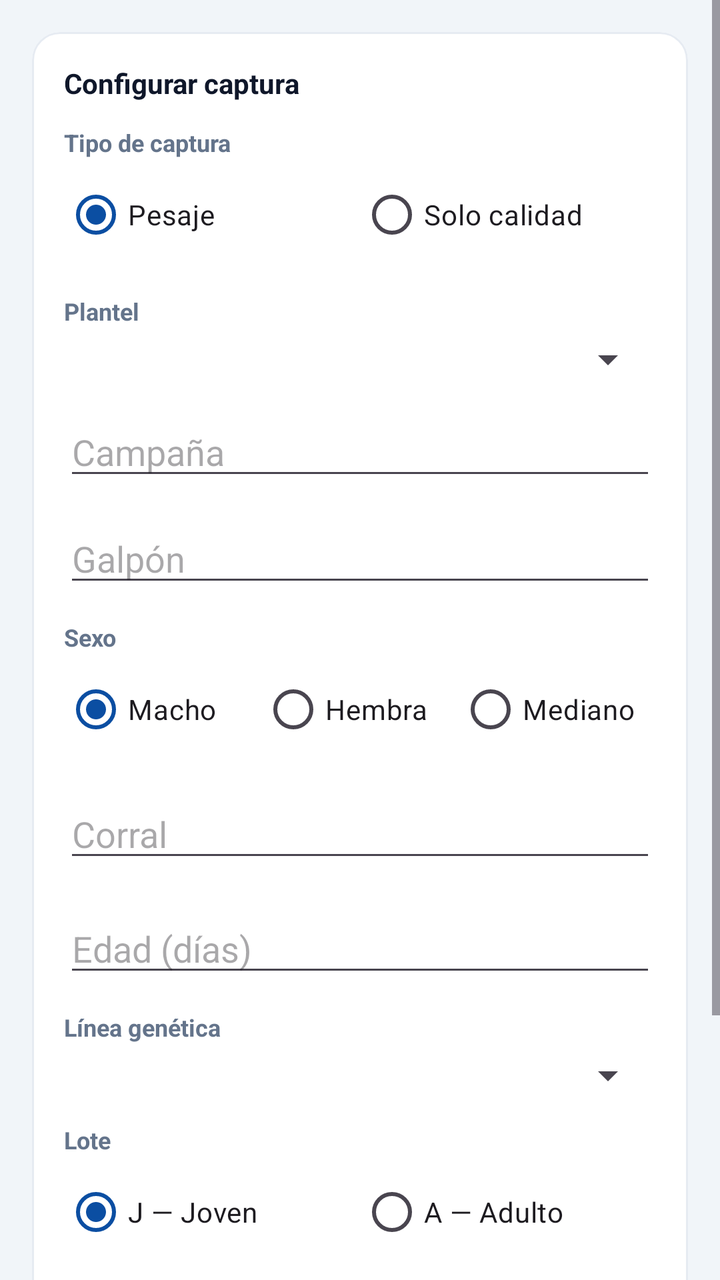
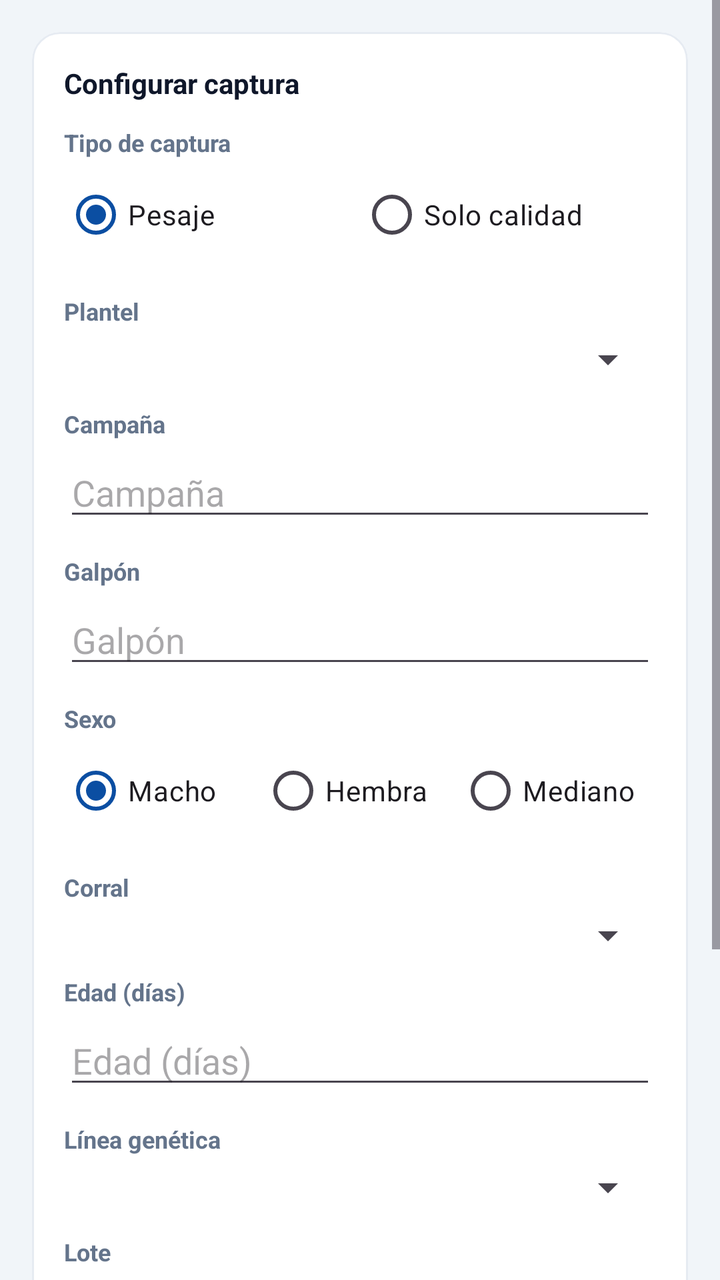

Two renders of the same Android screen: before a commit and after it. Below are the layout's source before the change and the commit's diff.
<!-- AndroidManifest.xml: application theme Theme.BasculaRangerTest -->
<!-- res/layout/fragment_capture_setup.xml -->
<?xml version="1.0" encoding="utf-8"?>
<ScrollView xmlns:android="http://schemas.android.com/apk/res/android"
    android:layout_width="match_parent"
    android:layout_height="match_parent"
    android:background="@color/sf_bg">

    <LinearLayout
        android:layout_width="match_parent"
        android:layout_height="wrap_content"
        android:orientation="vertical"
        android:padding="16dp">

    <com.google.android.material.card.MaterialCardView
        style="@style/SfCard"
        android:layout_width="match_parent"
        android:layout_height="wrap_content">

    <LinearLayout
        android:layout_width="match_parent"
        android:layout_height="wrap_content"
        android:orientation="vertical"
        android:padding="16dp">

        <TextView
            android:layout_width="wrap_content"
            android:layout_height="wrap_content"
            style="@style/SfSectionTitle"
            android:text="@string/title_capture_setup" />

        <TextView
            style="@style/SfFieldLabel"
            android:layout_width="match_parent"
            android:layout_height="wrap_content"
            android:text="@string/label_tipo_captura"
            android:layout_marginBottom="4dp" />

        <RadioGroup
            android:id="@+id/radioGroupModo"
            android:layout_width="match_parent"
            android:layout_height="wrap_content"
            android:orientation="horizontal"
            android:layout_marginBottom="16dp">

            <RadioButton
                android:id="@+id/radioModoPesaje"
                android:layout_width="0dp"
                android:layout_height="wrap_content"
                android:layout_weight="1"
                android:text="@string/modo_pesaje"
                android:checked="true" />

            <RadioButton
                android:id="@+id/radioModoCalidad"
                android:layout_width="0dp"
                android:layout_height="wrap_content"
                android:layout_weight="1"
                android:text="@string/modo_solo_calidad" />
        </RadioGroup>

        <TextView
            style="@style/SfFieldLabel"
            android:layout_width="match_parent"
            android:layout_height="wrap_content"
            android:text="@string/label_plantel" />

        <Spinner
            android:id="@+id/spinnerPlantel"
            android:layout_width="match_parent"
            android:layout_height="wrap_content"
            android:layout_marginBottom="12dp" />

        <EditText
            android:id="@+id/editCampania"
            android:layout_width="match_parent"
            android:layout_height="wrap_content"
            android:hint="@string/label_campania"
            android:layout_marginBottom="12dp" />

        <EditText
            android:id="@+id/editGalpon"
            android:layout_width="match_parent"
            android:layout_height="wrap_content"
            android:hint="@string/label_galpon"
            android:layout_marginBottom="12dp" />

        <TextView
            style="@style/SfFieldLabel"
            android:layout_width="match_parent"
            android:layout_height="wrap_content"
            android:text="@string/label_sexo"
            android:layout_marginBottom="4dp" />

        <RadioGroup
            android:id="@+id/radioGroupCategoria"
            android:layout_width="match_parent"
            android:layout_height="wrap_content"
            android:orientation="horizontal"
            android:layout_marginBottom="16dp">

            <RadioButton
                android:id="@+id/radioMacho"
                android:layout_width="0dp"
                android:layout_height="wrap_content"
                android:layout_weight="1"
                android:text="@string/categoria_macho"
                android:checked="true" />

            <RadioButton
                android:id="@+id/radioHembra"
                android:layout_width="0dp"
                android:layout_height="wrap_content"
                android:layout_weight="1"
                android:text="@string/categoria_hembra" />

            <RadioButton
                android:id="@+id/radioMediano"
                android:layout_width="0dp"
                android:layout_height="wrap_content"
                android:layout_weight="1"
                android:text="@string/categoria_mediano" />
        </RadioGroup>

        <EditText
            android:id="@+id/editCorral"
            android:layout_width="match_parent"
            android:layout_height="wrap_content"
            android:hint="@string/label_corral"
            android:layout_marginBottom="16dp" />

        <EditText
            android:id="@+id/editEdad"
            android:layout_width="match_parent"
            android:layout_height="wrap_content"
            android:hint="@string/label_edad"
            android:inputType="number"
            android:layout_marginBottom="12dp" />

        <TextView
            style="@style/SfFieldLabel"
            android:layout_width="match_parent"
            android:layout_height="wrap_content"
            android:text="@string/label_linea"
            android:layout_marginBottom="4dp" />

        <Spinner
            android:id="@+id/spinnerLinea"
            android:layout_width="match_parent"
            android:layout_height="wrap_content"
            android:layout_marginBottom="12dp" />

        <TextView
            style="@style/SfFieldLabel"
            android:layout_width="match_parent"
            android:layout_height="wrap_content"
            android:text="@string/label_lote"
            android:layout_marginBottom="4dp" />

        <RadioGroup
            android:id="@+id/radioGroupLote"
            android:layout_width="match_parent"
            android:layout_height="wrap_content"
            android:orientation="horizontal"
            android:layout_marginBottom="16dp">

            <RadioButton
                android:id="@+id/radioLoteJ"
                android:layout_width="0dp"
                android:layout_height="wrap_content"
                android:layout_weight="1"
                android:text="@string/lote_j"
                android:checked="true" />

            <RadioButton
                android:id="@+id/radioLoteA"
                android:layout_width="0dp"
                android:layout_height="wrap_content"
                android:layout_weight="1"
                android:text="@string/lote_a" />
        </RadioGroup>

        <TextView
            style="@style/SfFieldLabel"
            android:layout_width="match_parent"
            android:layout_height="wrap_content"
            android:text="@string/label_n_aves_pesada"
            android:layout_marginBottom="4dp" />

        <Spinner
            android:id="@+id/spinnerNAvesPesada"
            android:layout_width="match_parent"
            android:layout_height="wrap_content"
            android:layout_marginBottom="16dp" />

        <com.google.android.material.button.MaterialButton
            android:id="@+id/buttonStartCapture"
            style="@style/SfButtonPrimary"
            android:layout_width="match_parent"
            android:layout_height="wrap_content"
            android:text="@string/action_start_capture" />

        <ProgressBar
            android:id="@+id/progressSetup"
            style="?android:attr/progressBarStyleSmall"
            android:layout_width="wrap_content"
            android:layout_height="wrap_content"
            android:layout_marginTop="12dp"
            android:visibility="gone" />

        <TextView
            android:id="@+id/textSetupError"
            android:layout_width="match_parent"
            android:layout_height="wrap_content"
            android:textColor="@color/sf_red"
            android:layout_marginTop="12dp"
            android:visibility="gone" />

    </LinearLayout>
    </com.google.android.material.card.MaterialCardView>
    </LinearLayout>
</ScrollView>
<!-- resources referenced by this layout -->
<resources>
  <color name="sf_bg">#F1F5F9</color>
  <color name="sf_red">#E2231A</color>
  <string name="action_start_capture">Comenzar captura</string>
  <string name="categoria_hembra">Hembra</string>
  <string name="categoria_macho">Macho</string>
  <string name="categoria_mediano">Mediano</string>
  <string name="label_campania">Campaña</string>
  <string name="label_corral">Corral</string>
  <string name="label_edad">Edad (días)</string>
  <string name="label_galpon">Galpón</string>
  <string name="label_linea">Línea genética</string>
  <string name="label_lote">Lote</string>
  <string name="label_n_aves_pesada">N° aves por pesada</string>
  <string name="label_plantel">Plantel</string>
  <string name="label_sexo">Sexo</string>
  <string name="label_tipo_captura">Tipo de captura</string>
  <string name="lote_a">A — Adulto</string>
  <string name="lote_j">J — Joven</string>
  <string name="modo_pesaje">Pesaje</string>
  <string name="modo_solo_calidad">Solo calidad</string>
  <string name="title_capture_setup">Configurar captura</string>
  <style name="SfButtonPrimary" parent="Widget.Material3.Button">
          <item name="android:textSize">15sp</item>
          <item name="android:textStyle">bold</item>
          <item name="android:paddingTop">14dp</item>
          <item name="android:paddingBottom">14dp</item>
          <item name="backgroundTint">@color/sf_blue</item>
          <item name="android:textColor">@color/sf_white</item>
          <item name="cornerRadius">12dp</item>
      </style>
  <style name="SfCard" parent="Widget.Material3.CardView.Outlined">
          <item name="cardBackgroundColor">@color/sf_white</item>
          <item name="cardCornerRadius">14dp</item>
          <item name="cardElevation">0dp</item>
          <item name="strokeColor">@color/sf_line</item>
          <item name="strokeWidth">1dp</item>
          <item name="android:layout_marginBottom">12dp</item>
      </style>
  <style name="SfFieldLabel">
          <item name="android:textSize">12sp</item>
          <item name="android:textStyle">bold</item>
          <item name="android:textColor">@color/sf_muted</item>
          <item name="android:layout_marginBottom">4dp</item>
      </style>
  <style name="SfSectionTitle">
          <item name="android:textSize">14sp</item>
          <item name="android:textStyle">bold</item>
          <item name="android:textColor">@color/sf_ink</item>
          <item name="android:layout_marginBottom">12dp</item>
      </style>
  <style name="Theme.BasculaRangerTest" parent="Theme.Material3.DayNight.NoActionBar">
          <item name="colorPrimary">@color/sf_blue</item>
          <item name="colorOnPrimary">@color/sf_white</item>
          <item name="colorPrimaryContainer">@color/sf_blue_container</item>
          <item name="colorOnPrimaryContainer">@color/sf_blue_deep</item>
          <item name="colorSecondary">@color/sf_blue_deep</item>
          <item name="colorOnSecondary">@color/sf_white</item>
          <item name="colorSecondaryContainer">@color/sf_cyan</item>
          <item name="colorOnSecondaryContainer">@color/sf_blue_deep</item>
          <item name="colorError">@color/sf_red</item>
          <item name="android:statusBarColor">@color/sf_blue_deep</item>
          <item name="android:windowLightStatusBar" tools:targetApi="23">false</item>
      </style>
  <color name="sf_blue">#0B4EA2</color>
  <color name="sf_white">#FFFFFF</color>
  <color name="sf_line">#E6EBF2</color>
  <color name="sf_muted">#64748B</color>
  <color name="sf_ink">#0F172A</color>
  <color name="sf_blue_container">#E3ECF8</color>
  <color name="sf_blue_deep">#002F86</color>
  <color name="sf_cyan">#A6DCEA</color>
</resources>

<!-- the commit's change to res/layout/fragment_capture_setup.xml (unified diff, before → after) -->
@@ -69,12 +69,25 @@
             android:layout_height="wrap_content"
             android:layout_marginBottom="12dp" />
 
+        
+        <TextView
+            style="@style/SfFieldLabel"
+            android:layout_width="match_parent"
+            android:layout_height="wrap_content"
+            android:text="@string/label_campania" />
+
         <EditText
             android:id="@+id/editCampania"
             android:layout_width="match_parent"
             android:layout_height="wrap_content"
             android:hint="@string/label_campania"
             android:layout_marginBottom="12dp" />
+
+        <TextView
+            style="@style/SfFieldLabel"
+            android:layout_width="match_parent"
+            android:layout_height="wrap_content"
+            android:text="@string/label_galpon" />
 
         <EditText
             android:id="@+id/editGalpon"
@@ -120,12 +133,41 @@
                 android:text="@string/categoria_mediano" />
         </RadioGroup>
 
-        <EditText
-            android:id="@+id/editCorral"
-            android:layout_width="match_parent"
-            android:layout_height="wrap_content"
-            android:hint="@string/label_corral"
+        <TextView
+            style="@style/SfFieldLabel"
+            android:layout_width="match_parent"
+            android:layout_height="wrap_content"
+            android:text="@string/label_corral" />
+
+        
+        <Spinner
+            android:id="@+id/spinnerCorral"
+            android:layout_width="match_parent"
+            android:layout_height="wrap_content"
+            android:layout_marginBottom="8dp" />
+
+        <EditText
+            android:id="@+id/editCorralOtro"
+            android:layout_width="match_parent"
+            android:layout_height="wrap_content"
+            android:hint="@string/label_corral_otro"
+            android:visibility="gone"
+            android:layout_marginBottom="8dp" />
+
+        <TextView
+            android:id="@+id/textCorralHechos"
+            android:layout_width="match_parent"
+            android:layout_height="wrap_content"
+            android:textSize="12sp"
+            android:textColor="@color/sf_green"
+            android:visibility="gone"
             android:layout_marginBottom="16dp" />
+
+        <TextView
+            style="@style/SfFieldLabel"
+            android:layout_width="match_parent"
+            android:layout_height="wrap_content"
+            android:text="@string/label_edad" />
 
         <EditText
             android:id="@+id/editEdad"
<!-- resource entries referenced after the edit -->
@@ -1,6 +1,7 @@
 <!-- resources referenced by this layout -->
 <resources>
   <color name="sf_bg">#F1F5F9</color>
+  <color name="sf_green">#16A34A</color>
   <color name="sf_red">#E2231A</color>
   <string name="action_start_capture">Comenzar captura</string>
   <string name="categoria_hembra">Hembra</string>
@@ -8,6 +9,7 @@
   <string name="categoria_mediano">Mediano</string>
   <string name="label_campania">Campaña</string>
   <string name="label_corral">Corral</string>
+  <string name="label_corral_otro">Escribe el corral</string>
   <string name="label_edad">Edad (días)</string>
   <string name="label_galpon">Galpón</string>
   <string name="label_linea">Línea genética</string>
